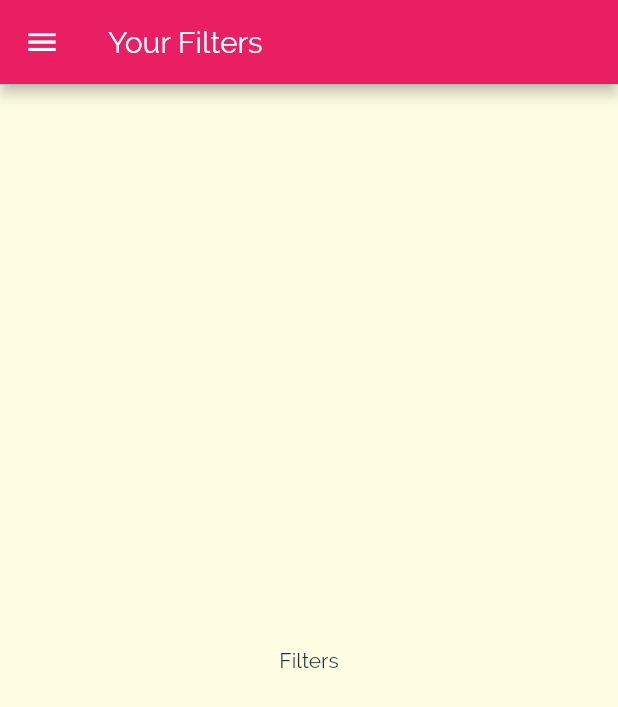
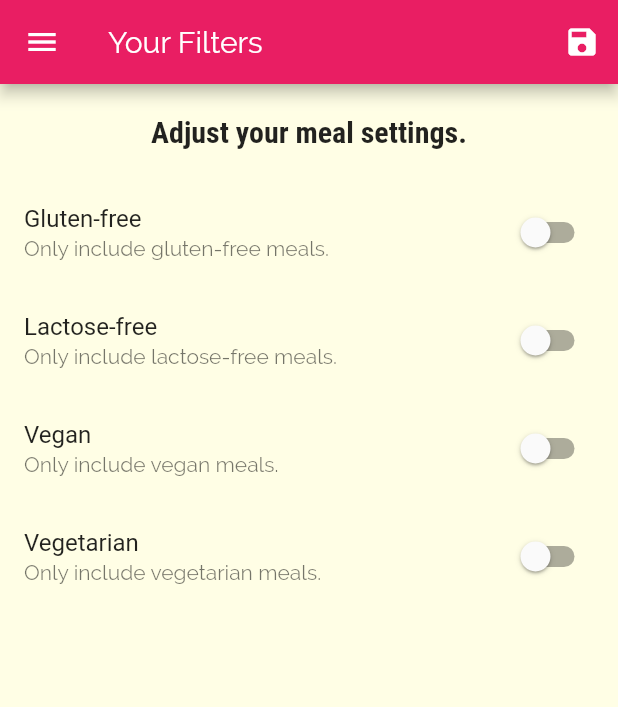
Before and after one commit to indranil-tiwary/meals-app, a Flutter app: the FiltersScreen screen opened by its route, on a phone screen of 412 x 824 dp. Shown: the top 707 px of the screen. Run offline on Flutter 3.47's test engine with Material 2 defaults, Android fonts, the phone set to English and light mode, and no system bars.

Commit message:
Filters added

```diff
--- a/lib/main.dart
+++ b/lib/main.dart
@@ -1,4 +1,6 @@
 import 'package:flutter/material.dart';
+import './data/dummy-data.dart';
+import './models/meal.dart';
 import './screens/filters_screen.dart';
 import './screens/tabs_screen.dart';
 import './screens/meal_detail_screen.dart';
@@ -7,7 +9,44 @@ import './screens/categories_screen.dart';
 
 void main() => runApp(MyApp());
 
-class MyApp extends StatelessWidget {
+class MyApp extends StatefulWidget {
+  @override
+  _MyAppState createState() => _MyAppState();
+}
+
+class _MyAppState extends State<MyApp> {
+
+  Map<String, bool> _filters = {
+    'gluten': false,
+    'lactose': false,
+    'vegan': false,
+    'vegetarian': false,
+  };
+
+  List<Meal> _availableMeals = DUMMY_MEALS;
+
+  void _setFilters(Map<String, bool> filterData){
+    setState(() {
+      _filters = filterData;
+
+      _availableMeals = DUMMY_MEALS.where((meal) {
+        if(_filters['gluten'] && !meal.isGlutenFree){
+          return false;
+        }
+        if(_filters['lactose'] && !meal.isLactoseFree){
+          return false;
+        }
+        if(_filters['vegan'] && !meal.isVegan){
+          return false;
+        }
+        if(_filters['vegetarian'] && !meal.isVegetarian){
+          return false;
+        }
+        return true;
+      }).toList();
+    });
+  }
+
   @override
   Widget build(BuildContext context) {
     return MaterialApp(
@@ -35,9 +74,9 @@ class MyApp extends StatelessWidget {
       initialRoute: '/',
       routes: {
         '/': (ctx) => TabsScreen(),
-        CategoryMealsScreen.routename: (ctx) => CategoryMealsScreen(),
+        CategoryMealsScreen.routename: (ctx) => CategoryMealsScreen(_availableMeals),
         MealDetailScreen.routename: (ctx) => MealDetailScreen(),
-        FiltersScreen.routename: (ctx) => FiltersScreen(),
+        FiltersScreen.routename: (ctx) => FiltersScreen(_filters, _setFilters),
       },
 
 
--- a/lib/screens/category_meals_screen.dart
+++ b/lib/screens/category_meals_screen.dart
@@ -1,10 +1,13 @@
 import 'package:flutter/material.dart';
 import 'package:meals_app/widgets/meal_item.dart';
-import '../data/dummy-data.dart';
 import '../models/meal.dart';
 
 class CategoryMealsScreen extends StatefulWidget {
   static const routename = '/category-meals';
+
+  final List<Meal> availableMeals;
+
+  CategoryMealsScreen(this.availableMeals);
 
   @override
   _CategoryMealsScreenState createState() => _CategoryMealsScreenState();
@@ -29,7 +32,7 @@ class _CategoryMealsScreenState extends State<CategoryMealsScreen> {
           ModalRoute.of(context).settings.arguments as Map<String, String>;
       final categoryId = routeArgs['id'];
       categoryTitle = routeArgs['title'];
-      displayedMeals = DUMMY_MEALS.where((meal) {
+      displayedMeals = widget.availableMeals.where((meal) {
         return meal.categories.contains(categoryId);
       }).toList();
       _loadedInitData = true;
--- a/lib/screens/filters_screen.dart
+++ b/lib/screens/filters_screen.dart
@@ -1,18 +1,110 @@
 import 'package:flutter/material.dart';
 import '../widgets/main_drawer.dart';
 
-class FiltersScreen extends StatelessWidget {
+class FiltersScreen extends StatefulWidget {
   static const routename = '/filters';
+
+  final Function saveFilters;
+  final Map<String, bool> currentFilter;
+
+  FiltersScreen(this.currentFilter, this.saveFilters);
+
+  @override
+  _FiltersScreenState createState() => _FiltersScreenState();
+}
+
+class _FiltersScreenState extends State<FiltersScreen> {
+  bool _glutenFree = false;
+  bool _vegetarian = false;
+  bool _vegan = false;
+  bool _lactoseFree = false;
+
+  @override
+  initState() {
+    _glutenFree = widget.currentFilter['gluten'];
+    _vegetarian = widget.currentFilter['vegetarian'];
+    _vegan = widget.currentFilter['vegan'];
+    _lactoseFree = widget.currentFilter['lactose'];
+    super.initState();
+  }
+
+  Widget _buildSwitchListTile(
+    String title,
+    String description,
+    bool currentValue,
+    Function updateValue,
+  ) {
+    return SwitchListTile(
+        title: Text(title),
+        value: currentValue,
+        subtitle: Text(description),
+        onChanged: updateValue);
+  }
 
   @override
   Widget build(BuildContext context) {
     return Scaffold(
       appBar: AppBar(
         title: Text('Your Filters'),
+        actions: <Widget>[
+          IconButton(
+            icon: Icon(Icons.save),
+            onPressed: () {
+              final selectedFilters = {
+                'gluten': _glutenFree,
+                'vegetarian': _vegetarian,
+                'vegan': _vegan,
+                'lactose': _lactoseFree,
+              };
+              widget.saveFilters(selectedFilters);
+            },
+          )
+        ],
       ),
       drawer: MainDrawer(),
-      body: Center(
-        child: Text('Filters'),
+      body: Column(
+        children: <Widget>[
+          Container(
+            padding: const EdgeInsets.all(20),
+            child: Text(
+              'Adjust your meal settings.',
+              style: Theme.of(context).textTheme.title,
+            ),
+          ),
+          Expanded(
+            child: ListView(
+              children: <Widget>[
+                _buildSwitchListTile('Gluten-free',
+                    'Only include gluten-free meals.', _glutenFree, (newValue) {
+                  setState(() {
+                    _glutenFree = newValue;
+                  });
+                }),
+                _buildSwitchListTile(
+                    'Lactose-free',
+                    'Only include lactose-free meals.',
+                    _lactoseFree, (newValue) {
+                  setState(() {
+                    _lactoseFree = newValue;
+                  });
+                }),
+                _buildSwitchListTile(
+                    'Vegan', 'Only include vegan meals.', _vegan, (newValue) {
+                  setState(() {
+                    _vegan = newValue;
+                  });
+                }),
+                _buildSwitchListTile(
+                    'Vegetarian', 'Only include vegetarian meals.', _vegetarian,
+                    (newValue) {
+                  setState(() {
+                    _vegetarian = newValue;
+                  });
+                }),
+              ],
+            ),
+          ),
+        ],
       ),
     );
   }
```
